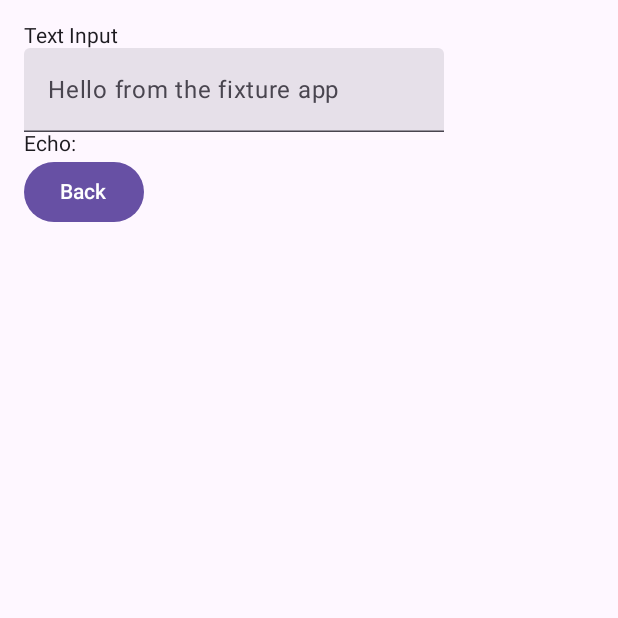
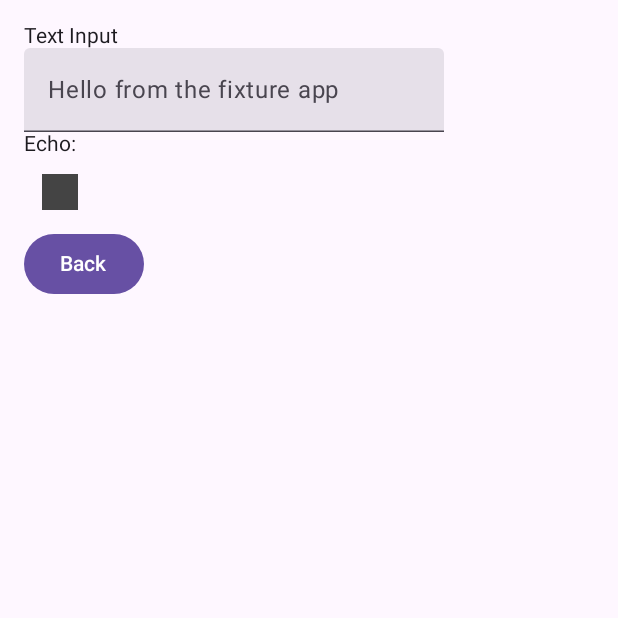
Before and after one commit to ArjangConsulting/amoo-ai, an Android app built with Jetpack Compose: the composable TextInputScreen shown on its own in the app's theme, on a phone screen of 412 x 824 dp, the top half of it. Run offline under Robolectric (Android 15) with nearby library versions, the phone set to English and light mode, and no system bars.

Commit message:
Cover a Compose icon button that answers to its icon's label
The bench's Compose merged-label finding (#18) was already fixed by aef72f4; the bench ran a
stale prebuilt companion without it. The Compose fixture gains the usual IconButton, with the
test tag on the button and the description on its child, and an Android E2E test checks that a
tap's expect_label and an id-plus-label selector both resolve to the button.

```diff
--- a/CompanionApps/Android/composeSampleApp/src/main/java/com/amoo/samples/compose/MainActivity.kt
+++ b/CompanionApps/Android/composeSampleApp/src/main/java/com/amoo/samples/compose/MainActivity.kt
@@ -20,9 +20,11 @@ import androidx.compose.foundation.layout.height
 import androidx.compose.foundation.layout.fillMaxSize
 import androidx.compose.foundation.layout.heightIn
 import androidx.compose.foundation.layout.padding
+import androidx.compose.foundation.layout.size
 import androidx.compose.foundation.rememberScrollState
 import androidx.compose.foundation.verticalScroll
 import androidx.compose.material3.Button
+import androidx.compose.material3.IconButton
 import androidx.compose.material3.MaterialTheme
 import androidx.compose.material3.Surface
 import androidx.compose.material3.Text
@@ -190,6 +192,7 @@ private fun DetailsScreen(onBack: () -> Unit) {
 @Composable
 private fun TextInputScreen(onBack: () -> Unit) {
     var value by remember { mutableStateOf("") }
+    var playing by remember { mutableStateOf(false) }
 
     Column(modifier = Modifier.padding(16.dp)) {
         Text(
@@ -210,6 +213,19 @@ private fun TextInputScreen(onBack: () -> Unit) {
                 .testTag("fixture-text-echo")
                 .semantics { contentDescription = "fixture-text-echo" }
         )
+        // The usual icon button: the test tag is on the clickable button and the description on
+        // its child, so amoo has to merge the child's label into the control it belongs to.
+        IconButton(
+            onClick = { playing = !playing },
+            modifier = Modifier.testTag("fixture-play-pause")
+        ) {
+            Box(
+                modifier = Modifier
+                    .size(24.dp)
+                    .background(Color.DarkGray)
+                    .semantics { contentDescription = if (playing) "Pause" else "Play" }
+            )
+        }
         Button(
             onClick = onBack,
             modifier = Modifier
```
Also changed, not shown: 1 other file.
